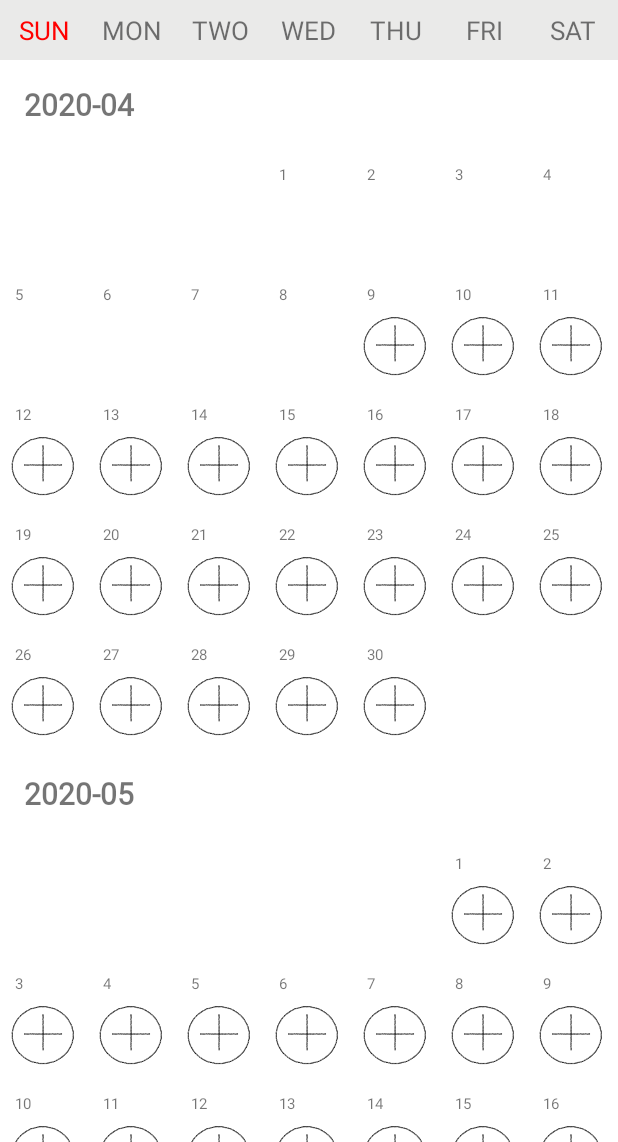
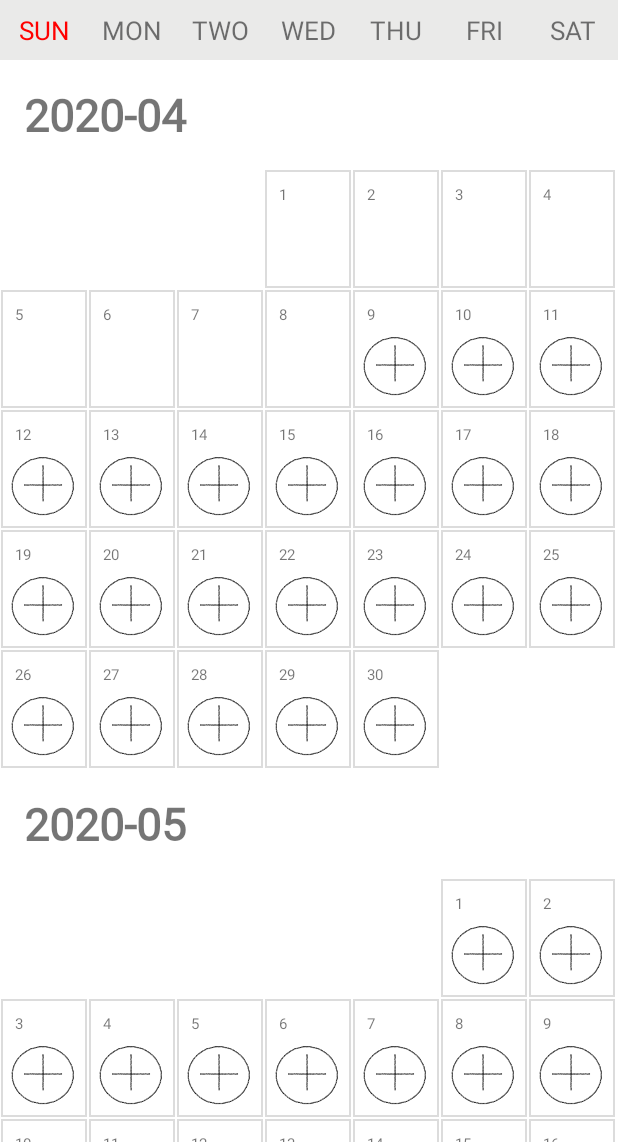
Before and after one commit to freedomchurl/MindMirror, an Android app: the screen it shows after launch (MainActivity), on a phone screen of 412 x 824 dp, the part 94-1236 px from its top. Run offline under Robolectric (Android 15) with nearby library versions, the phone set to English and light mode, and no system bars.

Commit message:
Add border.

```diff
--- a/app/src/main/res/drawable/all_border.xml
+++ b/app/src/main/res/drawable/all_border.xml
@@ -1,16 +1,15 @@
 <?xml version="1.0" encoding="utf-8"?>
 <layer-list xmlns:android="http://schemas.android.com/apk/res/android" >
-
     <item
         android:bottom="1dp"
         android:left="1dp"
         android:right="1dp"
-        android:top="-1dp">
+        android:top="1dp">
         <shape android:shape="rectangle" >
             <stroke
                 android:width="1dp"
                 android:color="#dcdcdc" />
             <solid android:color="#fff" />
         </shape>
-    </item>
+    </item>`x
 </layer-list>
--- a/app/src/main/res/layout/activity_main.xml
+++ b/app/src/main/res/layout/activity_main.xml
@@ -54,4 +54,7 @@
         android:layout_height="0dp"
         android:layout_weight = "17">
     </LinearLayout>
+
+
+
 </LinearLayout>
--- a/app/src/main/res/layout/item_calendar_header.xml
+++ b/app/src/main/res/layout/item_calendar_header.xml
@@ -13,7 +13,7 @@
         android:layout_width="match_parent"
         android:layout_height="wrap_content"
         android:padding="16dp"
-        android:textSize="20sp"
+        android:textSize="30sp"
         android:fontFamily="@font/cafe24oneprettynight"
         android:textStyle="bold"
         tool:text="2018년 8월"
--- a/app/src/main/res/layout/item_day.xml
+++ b/app/src/main/res/layout/item_day.xml
@@ -5,6 +5,7 @@
     android:orientation="vertical"
     android:layout_width="match_parent"
     android:layout_height="80dp"
+    android:background="@drawable/all_border"
     >
 
     <TextView
```
